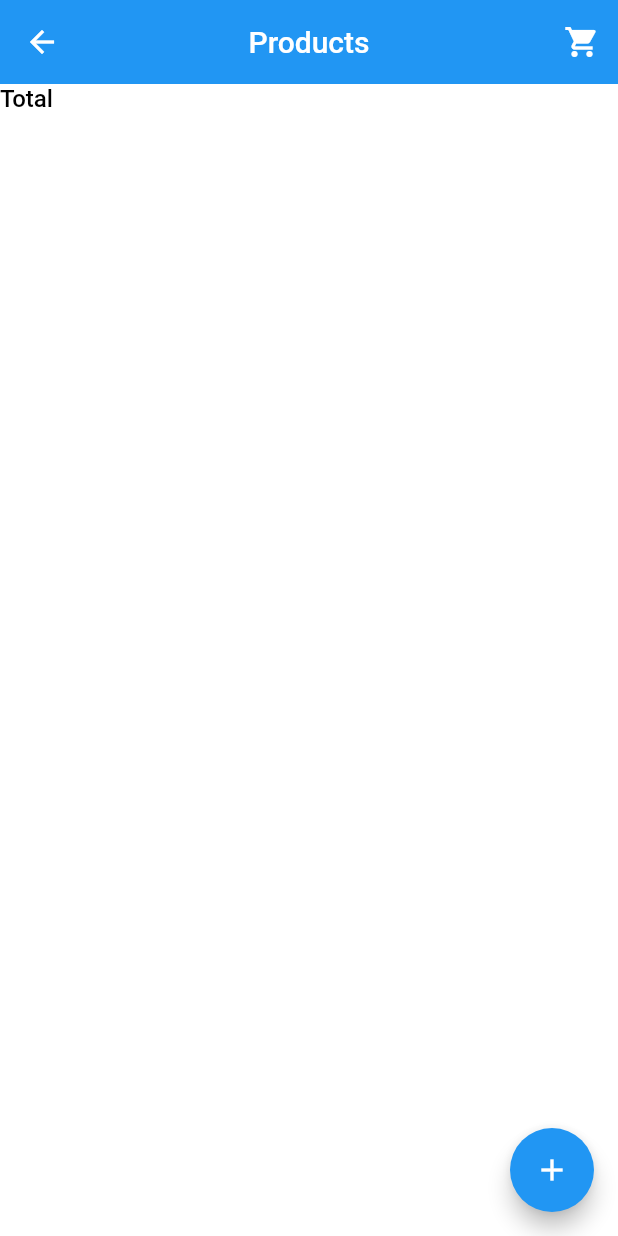
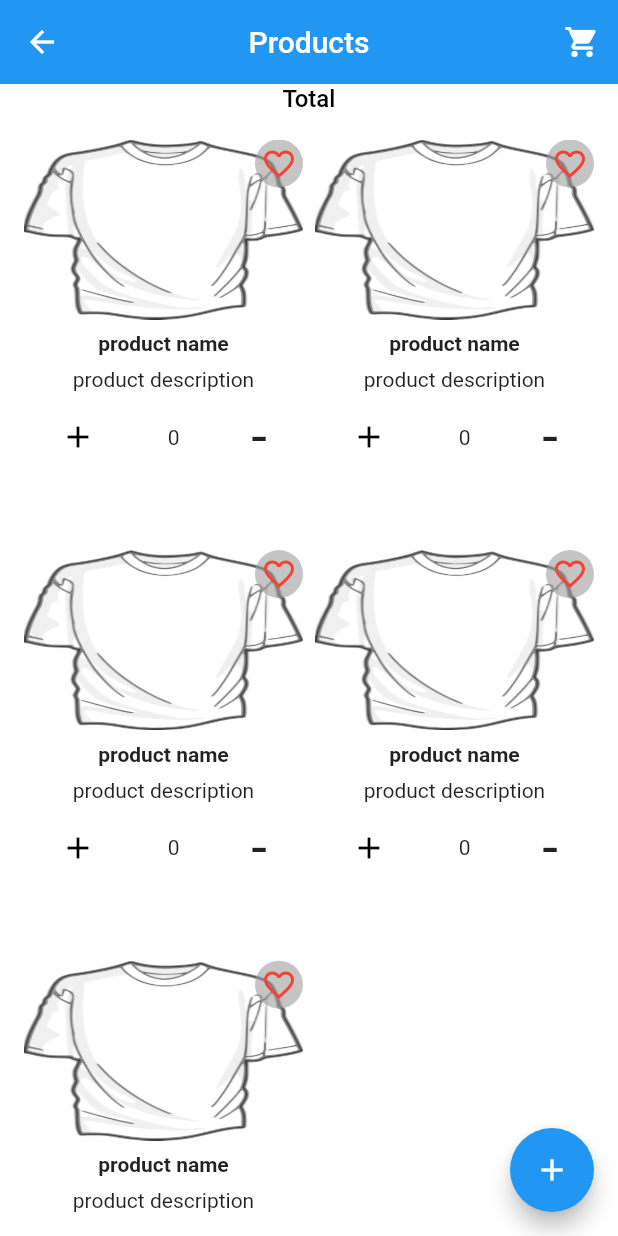
Before and after one commit to AhmedNasser7797/ahmed_nasser_task, a Flutter app: the screen it shows after launch, after a tap on "Proceed", on a phone screen of 412 x 824 dp. Run offline on Flutter 3.47's test engine with Material 2 defaults, Android fonts, the phone set to English and light mode, and no system bars; our stand-ins replace image_picker; missing offline and left inert: flrx_validator; Roboto replaces fonts that are missing (OpenSans).

Commit message:
products screen

```diff
--- a/lib/ui/screens/add_product_screen.dart
+++ b/lib/ui/screens/add_product_screen.dart
@@ -17,6 +17,7 @@ class AddProductScreen extends StatefulWidget {
 
 class _AddProductScreenState extends State<AddProductScreen> {
   final GlobalKey<FormState> _formKey = GlobalKey();
+  AppBar _appbar = AppBar();
   bool _isLoading = true;
   bool _autoValidate = false;
   ProductModel _product = ProductModel();
@@ -73,6 +74,7 @@ class _AddProductScreenState extends State<AddProductScreen> {
           children: <Widget>[
             SizedBox(height: 24.0),
             Row(
+              mainAxisAlignment: MainAxisAlignment.spaceAround,
               children: [
                 RaisedButton(
                   color: Theme.of(context).primaryColor,
@@ -103,6 +105,7 @@ class _AddProductScreenState extends State<AddProductScreen> {
 
   @override
   Widget build(BuildContext context) {
+    final size = MediaQuery.of(context);
     return Scaffold(
       appBar: AppBar(
         title: Text(
@@ -112,8 +115,8 @@ class _AddProductScreenState extends State<AddProductScreen> {
       ),
       body: SingleChildScrollView(
         child: Container(
-          height: MediaQuery.of(context).size.height * 0.88,
-          width: MediaQuery.of(context).size.width,
+          height: size.size.height -
+              (_appbar.preferredSize.height + size.padding.top),
           padding: EdgeInsets.symmetric(horizontal: 24, vertical: 16),
           alignment: Alignment.topCenter,
           child: Column(
--- a/lib/ui/screens/products_screen.dart
+++ b/lib/ui/screens/products_screen.dart
@@ -1,5 +1,6 @@
 import 'package:fiction_task/ui/screens/add_product_screen.dart';
 import 'package:fiction_task/ui/screens/cart_screen.dart';
+import 'package:fiction_task/ui/widgets/product_card.dart';
 import 'package:flutter/material.dart';
 
 class ProductsScreen extends StatefulWidget {
@@ -8,8 +9,12 @@ class ProductsScreen extends StatefulWidget {
 }
 
 class _ProductsScreenState extends State<ProductsScreen> {
+  AppBar _appbar = AppBar();
+
   @override
   Widget build(BuildContext context) {
+    final size = MediaQuery.of(context);
+
     return Scaffold(
       appBar: AppBar(
         title: Text(
@@ -32,6 +37,9 @@ class _ProductsScreenState extends State<ProductsScreen> {
         ],
       ),
       body: SingleChildScrollView(
+        child: Container(
+          height: size.size.height -
+              (_appbar.preferredSize.height + size.padding.top),
           child: Column(
             children: [
               Text(
@@ -44,13 +52,20 @@ class _ProductsScreenState extends State<ProductsScreen> {
               SizedBox(
                 height: 18,
               ),
-            // Expanded(
-            //   child: ListView.builder(
-            //     itemCount: 5,
-            //     itemBuilder: (context, int i) => ProductCard(),
-            //   ),
-            // )
+              Expanded(
+                child: GridView.builder(
+                  padding: EdgeInsets.symmetric(horizontal: 16),
+                  itemCount: 5,
+                  itemBuilder: (context, int i) => ProductCard(),
+                  gridDelegate: SliverGridDelegateWithFixedCrossAxisCount(
+                      childAspectRatio: 0.7,
+                      crossAxisCount: 2,
+                      crossAxisSpacing: 8,
+                      mainAxisSpacing: 8),
+                ),
+              )
             ],
+          ),
         ),
       ),
       floatingActionButton: FloatingActionButton(
--- a/lib/ui/screens/user_info_screen.dart
+++ b/lib/ui/screens/user_info_screen.dart
@@ -12,6 +12,7 @@ class UserInfoScreen extends StatefulWidget {
 
 class _UserInfoScreenState extends State<UserInfoScreen> {
   final GlobalKey<FormState> _formKey = GlobalKey();
+  AppBar _appbar = AppBar();
 
   bool _autoValidate = false;
   String _email;
@@ -46,6 +47,8 @@ class _UserInfoScreenState extends State<UserInfoScreen> {
 
   @override
   Widget build(BuildContext context) {
+    final size = MediaQuery.of(context);
+
     return Scaffold(
       appBar: AppBar(
         title: Text(
@@ -54,7 +57,10 @@ class _UserInfoScreenState extends State<UserInfoScreen> {
         ),
       ),
       body: SingleChildScrollView(
-        padding: EdgeInsets.symmetric(vertical: 16, horizontal: 16),
+        padding: EdgeInsets.symmetric(horizontal: 16),
+        child: Container(
+          height: size.size.height -
+              (_appbar.preferredSize.height + size.padding.top),
           child: Form(
             key: _formKey,
             autovalidateMode: _autoValidate
@@ -63,6 +69,9 @@ class _UserInfoScreenState extends State<UserInfoScreen> {
             child: Column(
               crossAxisAlignment: CrossAxisAlignment.center,
               children: [
+                SizedBox(
+                  height: 24,
+                ),
                 SimpleTextField(
                   onSaved: (v) => _name = v,
                   hintText: "Name:",
@@ -102,11 +111,16 @@ class _UserInfoScreenState extends State<UserInfoScreen> {
                 SizedBox(
                   height: 40,
                 ),
+                Spacer(),
                 CustomButton(
                   title: 'Proceed',
                   function: _submit,
                 ),
+                SizedBox(
+                  height: 24,
+                ),
               ],
+            ),
           ),
         ),
       ),
--- a/lib/ui/widgets/product_card.dart
+++ b/lib/ui/widgets/product_card.dart
@@ -1,31 +1,86 @@
+import 'package:flutter/cupertino.dart';
 import 'package:flutter/material.dart';
 
-class ProductCard extends StatelessWidget {
+class ProductCard extends StatefulWidget {
+  @override
+  State<ProductCard> createState() => _ProductCardState();
+}
+
+class _ProductCardState extends State<ProductCard> {
+  int cartCount = 0;
   Widget build(BuildContext context) {
     return InkWell(
-        // child: ClipRRect(
-        //   borderRadius: BorderRadius.circular(10),
-        //   child: GridTile(
-        //     child: Image.asset(
-        //       'assets/images/product-placeholder.png',
-        //       fit: BoxFit.cover,
-        //     ),
-        //     header: Text(''),
-        //     footer: GridTileBar(
-        //       backgroundColor: Colors.black87,
-        //       title: Text(
-        //         'product.title',
-        //         textAlign: TextAlign.center,
-        //         overflow: TextOverflow.fade,
-        //       ),
-        //       leading: Icon(Icons.favorite_border),
-        //       trailing: IconButton(
-        //         icon: Icon(Icons.add_shopping_cart),
-        //         onPressed: () {},
-        //       ),
-        //     ),
-        //   ),
-        // ),
-        );
+      child: Stack(
+        alignment: Alignment.topRight,
+        children: [
+          Column(
+            children: [
+              Image.asset(
+                'assets/images/product-placeholder.png',
+                fit: BoxFit.fill,
+                height: 120,
+                width: double.infinity,
+              ),
+              SizedBox(
+                height: 8,
+              ),
+              Text(
+                'product name',
+                style: TextStyle(
+                  fontWeight: FontWeight.bold,
+                ),
+              ),
+              SizedBox(
+                height: 8,
+              ),
+              Text('product description'),
+              SizedBox(
+                height: 8,
+              ),
+              Row(
+                mainAxisAlignment: MainAxisAlignment.spaceAround,
+                children: [
+                  InkWell(
+                      onTap: () {
+                        if (mounted)
+                          setState(() {
+                            cartCount++;
+                          });
+                      },
+                      child: Icon(Icons.add)),
+                  Text('$cartCount'),
+                  InkWell(
+                    onTap: () {
+                      if (mounted)
+                        setState(() {
+                          if (cartCount == 0) return;
+                          cartCount--;
+                        });
+                    },
+                    child: Text(
+                      '-',
+                      style: TextStyle(
+                        fontSize: 38,
+                      ),
+                    ),
+                  )
+                ],
+              ),
+            ],
+          ),
+          Container(
+            padding: EdgeInsets.all(4),
+            decoration: BoxDecoration(
+              color: Colors.grey.withOpacity(0.6),
+              shape: BoxShape.circle,
+            ),
+            child: Icon(
+              Icons.favorite_border,
+              color: Colors.red,
+            ),
+          ),
+        ],
+      ),
+    );
   }
 }
```
Lines whose indentation alone changed are shown as unchanged.
